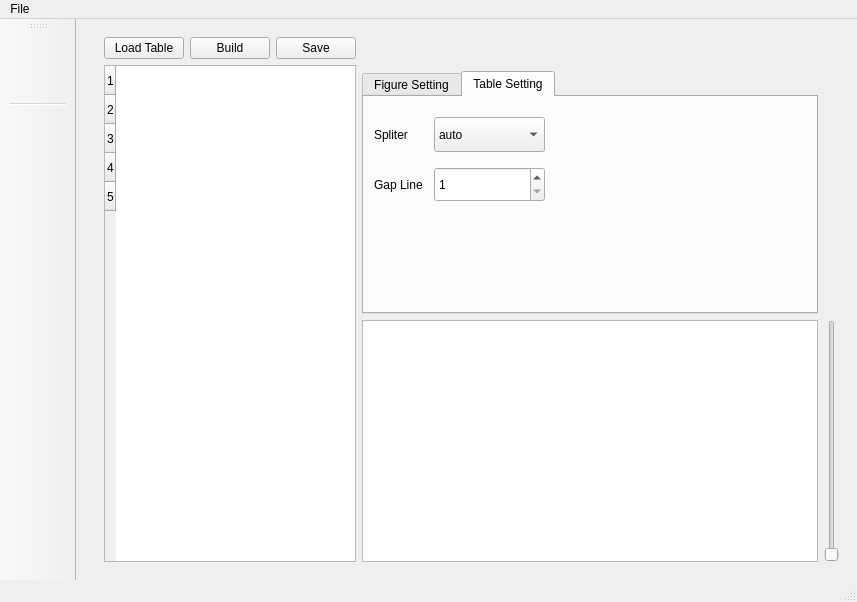
The window that ui.ui (haoweiz23/DL-Viewer) describes before a commit, drawn with Qt 5.
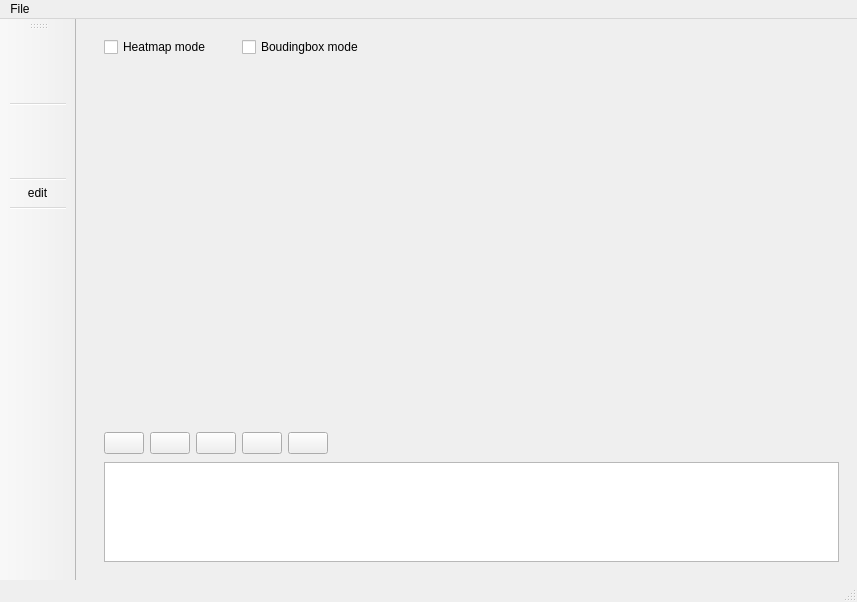
The same window after the commit. Icons and pictures are not drawn.

Diff of the .ui file:
```diff
--- a/ui.ui
+++ b/ui.ui
@@ -43,7 +43,7 @@
        <bool>true</bool>
       </property>
       <property name="currentIndex">
-       <number>1</number>
+       <number>2</number>
       </property>
       <widget class="QWidget" name="view_page">
        <layout class="QGridLayout" name="gridLayout_3">
@@ -109,7 +109,7 @@
            <number>0</number>
           </property>
           <attribute name="horizontalHeaderVisible">
-           <bool>true</bool>
+           <bool>false</bool>
           </attribute>
           <attribute name="horizontalHeaderDefaultSectionSize">
            <number>81</number>
@@ -379,6 +379,178 @@
         </item>
        </layout>
       </widget>
+      <widget class="QWidget" name="page">
+       <layout class="QGridLayout" name="gridLayout_4">
+        <item row="0" column="0" colspan="3">
+         <widget class="QCheckBox" name="page3_heatmap">
+          <property name="sizePolicy">
+           <sizepolicy hsizetype="Fixed" vsizetype="Fixed">
+            <horstretch>0</horstretch>
+            <verstretch>0</verstretch>
+           </sizepolicy>
+          </property>
+          <property name="maximumSize">
+           <size>
+            <width>150</width>
+            <height>16777215</height>
+           </size>
+          </property>
+          <property name="text">
+           <string>Heatmap mode</string>
+          </property>
+         </widget>
+        </item>
+        <item row="0" column="3" colspan="3">
+         <widget class="QCheckBox" name="page3_bbox">
+          <property name="sizePolicy">
+           <sizepolicy hsizetype="Fixed" vsizetype="Fixed">
+            <horstretch>0</horstretch>
+            <verstretch>0</verstretch>
+           </sizepolicy>
+          </property>
+          <property name="text">
+           <string>Boudingbox mode</string>
+          </property>
+         </widget>
+        </item>
+        <item row="1" column="0" colspan="6">
+         <widget class="QLabel" name="page3_target_img">
+          <property name="text">
+           <string/>
+          </property>
+          <property name="scaledContents">
+           <bool>false</bool>
+          </property>
+         </widget>
+        </item>
+        <item row="1" column="6">
+         <spacer name="horizontalSpacer_3">
+          <property name="orientation">
+           <enum>Qt::Horizontal</enum>
+          </property>
+          <property name="sizeType">
+           <enum>QSizePolicy::Fixed</enum>
+          </property>
+          <property name="sizeHint" stdset="0">
+           <size>
+            <width>30</width>
+            <height>20</height>
+           </size>
+          </property>
+         </spacer>
+        </item>
+        <item row="1" column="7">
+         <widget class="QLabel" name="page3_result_img">
+          <property name="text">
+           <string/>
+          </property>
+          <property name="scaledContents">
+           <bool>false</bool>
+          </property>
+         </widget>
+        </item>
+        <item row="2" column="0">
+         <widget class="QPushButton" name="page3_open_file">
+          <property name="sizePolicy">
+           <sizepolicy hsizetype="Fixed" vsizetype="Fixed">
+            <horstretch>0</horstretch>
+            <verstretch>0</verstretch>
+           </sizepolicy>
+          </property>
+         </widget>
+        </item>
+        <item row="2" column="1">
+         <widget class="QPushButton" name="page3_open_dir">
+          <property name="sizePolicy">
+           <sizepolicy hsizetype="Fixed" vsizetype="Fixed">
+            <horstretch>0</horstretch>
+            <verstretch>0</verstretch>
+           </sizepolicy>
+          </property>
+          <property name="text">
+           <string/>
+          </property>
+         </widget>
+        </item>
+        <item row="2" column="2">
+         <widget class="QPushButton" name="page3_build">
+          <property name="sizePolicy">
+           <sizepolicy hsizetype="Fixed" vsizetype="Fixed">
+            <horstretch>0</horstretch>
+            <verstretch>0</verstretch>
+           </sizepolicy>
+          </property>
+         </widget>
+        </item>
+        <item row="2" column="3">
+         <widget class="QPushButton" name="page3_save">
+          <property name="sizePolicy">
+           <sizepolicy hsizetype="Fixed" vsizetype="Fixed">
+            <horstretch>0</horstretch>
+            <verstretch>0</verstretch>
+           </sizepolicy>
+          </property>
+         </widget>
+        </item>
+        <item row="2" column="4">
+         <widget class="QPushButton" name="page3_clear">
+          <property name="sizePolicy">
+           <sizepolicy hsizetype="Fixed" vsizetype="Fixed">
+            <horstretch>0</horstretch>
+            <verstretch>0</verstretch>
+           </sizepolicy>
+          </property>
+          <property name="text">
+           <string/>
+          </property>
+         </widget>
+        </item>
+        <item row="2" column="5" colspan="3">
+         <spacer name="horizontalSpacer_2">
+          <property name="orientation">
+           <enum>Qt::Horizontal</enum>
+          </property>
+          <property name="sizeHint" stdset="0">
+           <size>
+            <width>482</width>
+            <height>25</height>
+           </size>
+          </property>
+         </spacer>
+        </item>
+        <item row="3" column="0" colspan="8">
+         <widget class="QListWidget" name="page3_img_list_widget">
+          <property name="sizePolicy">
+           <sizepolicy hsizetype="Expanding" vsizetype="Fixed">
+            <horstretch>0</horstretch>
+            <verstretch>0</verstretch>
+           </sizepolicy>
+          </property>
+          <property name="maximumSize">
+           <size>
+            <width>16777215</width>
+            <height>100</height>
+           </size>
+          </property>
+          <property name="iconSize">
+           <size>
+            <width>70</width>
+            <height>70</height>
+           </size>
+          </property>
+          <property name="movement">
+           <enum>QListView::Static</enum>
+          </property>
+          <property name="flow">
+           <enum>QListView::TopToBottom</enum>
+          </property>
+          <property name="viewMode">
+           <enum>QListView::IconMode</enum>
+          </property>
+         </widget>
+        </item>
+       </layout>
+      </widget>
      </widget>
     </item>
    </layout>
@@ -437,6 +609,9 @@
    <addaction name="actionView"/>
    <addaction name="separator"/>
    <addaction name="actionDraw_Fig"/>
+   <addaction name="separator"/>
+   <addaction name="actionEdit"/>
+   <addaction name="separator"/>
   </widget>
   <action name="actionLoad_Files">
    <property name="text">
@@ -465,7 +640,7 @@
      <normaloff>icons/image_view.png</normaloff>icons/image_view.png</iconset>
    </property>
    <property name="text">
-    <string> </string>
+    <string/>
    </property>
    <property name="font">
     <font>
@@ -482,7 +657,16 @@
      <normaloff>icons/figure_paint.png</normaloff>icons/figure_paint.png</iconset>
    </property>
    <property name="text">
-    <string> </string>
+    <string/>
+   </property>
+  </action>
+  <action name="actionEdit">
+   <property name="icon">
+    <iconset>
+     <normaloff>icons/edit-square.png</normaloff>icons/edit-square.png</iconset>
+   </property>
+   <property name="text">
+    <string>edit</string>
    </property>
   </action>
  </widget>
```
Left out of the diff: 2 changed lines with no effect on the pictures.
